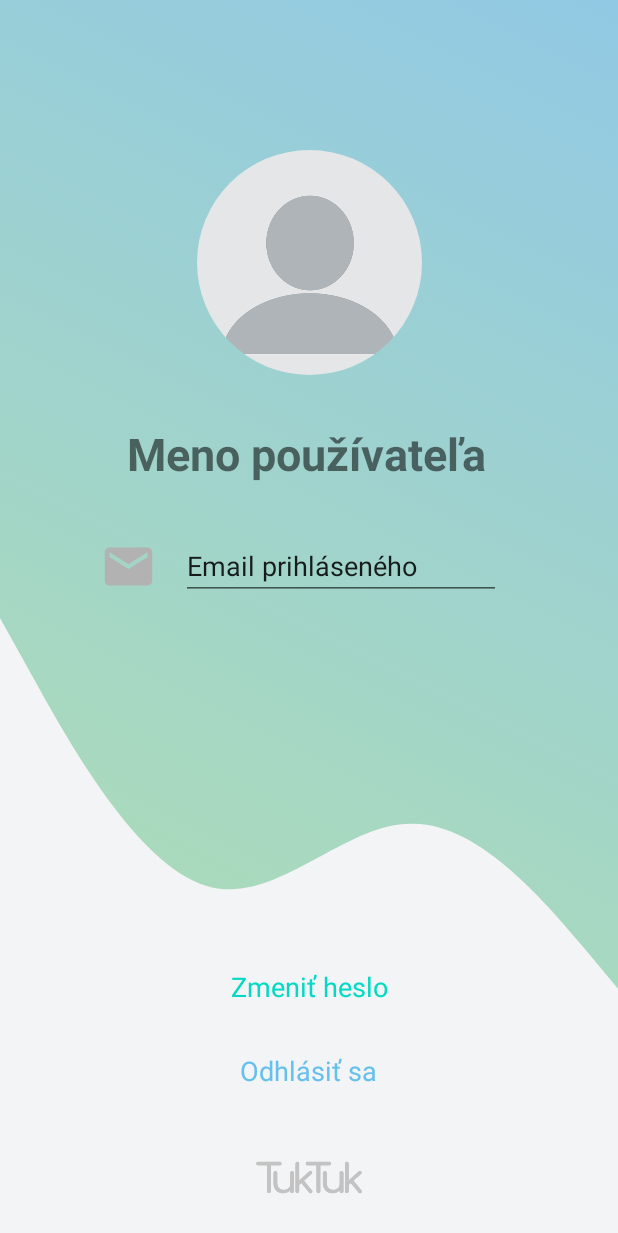
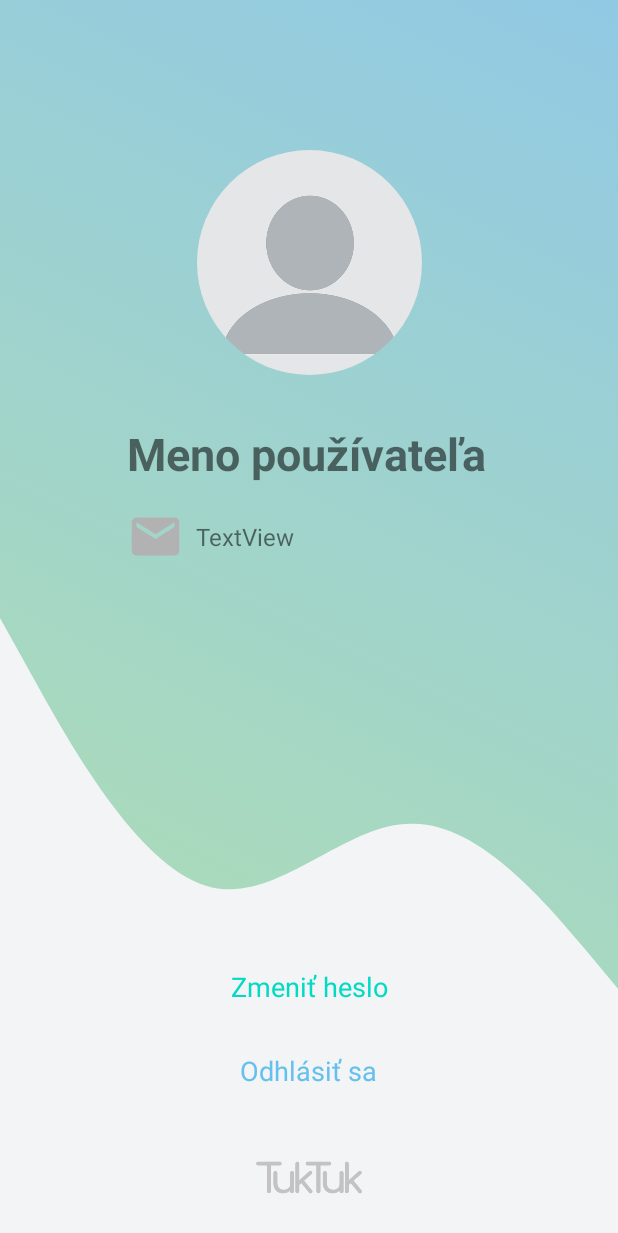
Before and after one commit to Mincoo13/mobv, an Android app: the ProfileFragment screen opened through its navigation route, on a phone screen of 412 x 824 dp. Shown: the top 1233 px of the screen. Run offline under Robolectric (Android 15) with nearby library versions, the phone set to English and light mode, and no system bars; our stand-ins replace CircleImageView, Room's generated code, data binding; network calls fail.

Commit message:
ProfileDialog

```diff
--- a/app/src/main/java/com/example/tuktuk/ProfileFragment.kt
+++ b/app/src/main/java/com/example/tuktuk/profile/ProfileFragment.kt
@@ -1,4 +1,4 @@
-package com.example.tuktuk
+package com.example.tuktuk.profile
 
 import android.os.Bundle
 import android.view.LayoutInflater
@@ -6,10 +6,12 @@ import android.view.View
 import android.view.ViewGroup
 import androidx.databinding.DataBindingUtil
 import androidx.fragment.app.Fragment
-import androidx.navigation.findNavController
+import androidx.fragment.app.FragmentActivity
+import com.example.tuktuk.R
 import com.example.tuktuk.databinding.FragmentProfileBinding
 
 class ProfileFragment : Fragment() {
+
     override fun onCreateView(
         inflater: LayoutInflater, container: ViewGroup?,
         savedInstanceState: Bundle?
@@ -18,6 +20,15 @@ class ProfileFragment : Fragment() {
         val binding = DataBindingUtil.inflate<FragmentProfileBinding>(inflater,
             R.layout.fragment_profile,container,false)
 
+        val fragmentManager = (activity as FragmentActivity).supportFragmentManager
+
+        binding.apply {
+            profileImage.setOnClickListener(View.OnClickListener {
+                ProfileDialogFragment().show(fragmentManager, "ProfileDialogFragment")
+
+            })
+        }
+
         return binding.root
     }
 }
--- a/app/src/main/res/layout/fragment_profile.xml
+++ b/app/src/main/res/layout/fragment_profile.xml
@@ -26,11 +26,9 @@
                 android:id="@+id/imageView3"
                 android:layout_width="38dp"
                 android:layout_height="38dp"
-                android:layout_marginEnd="16dp"
-                app:layout_constraintBottom_toBottomOf="@+id/editTextTextEmailAddress"
-                app:layout_constraintEnd_toStartOf="@+id/editTextTextEmailAddress"
+                android:layout_marginTop="16dp"
                 app:layout_constraintStart_toStartOf="@+id/textView2"
-                app:layout_constraintTop_toTopOf="@+id/editTextTextEmailAddress"
+                app:layout_constraintTop_toBottomOf="@+id/textView2"
                 app:srcCompat="@drawable/ic_mail" />
 
             <!--            <ImageView
@@ -82,19 +80,6 @@
                 app:layout_constraintStart_toStartOf="parent"
                 app:layout_constraintTop_toTopOf="parent" />
 
-            <EditText
-                android:id="@+id/editTextTextEmailAddress"
-                android:layout_width="wrap_content"
-                android:layout_height="wrap_content"
-                android:layout_marginTop="32dp"
-                android:layout_marginEnd="8dp"
-                android:ems="10"
-                android:inputType="textEmailAddress"
-                android:text="@string/loginEmail"
-                app:layout_constraintEnd_toEndOf="@+id/textView2"
-                app:layout_constraintStart_toEndOf="@+id/imageView3"
-                app:layout_constraintTop_toBottomOf="@+id/textView2" />
-
             <TextView
                 android:id="@+id/textView2"
                 android:layout_width="wrap_content"
@@ -117,6 +102,17 @@
                 app:layout_constraintStart_toStartOf="parent"
                 app:srcCompat="@drawable/tuktuk_title" />
 
+            <TextView
+                android:id="@+id/textView3"
+                android:layout_width="wrap_content"
+                android:layout_height="wrap_content"
+                android:layout_marginStart="8dp"
+                android:text="TextView"
+                android:textSize="16sp"
+                app:layout_constraintBottom_toBottomOf="@+id/imageView3"
+                app:layout_constraintStart_toEndOf="@+id/imageView3"
+                app:layout_constraintTop_toTopOf="@+id/imageView3" />
+
 
         </androidx.constraintlayout.widget.ConstraintLayout>
     </FrameLayout>
--- a/app/src/main/res/navigation/navigation.xml
+++ b/app/src/main/res/navigation/navigation.xml
@@ -40,6 +40,6 @@
     </fragment>
     <fragment
         android:id="@+id/profileFragment"
-        android:name="com.example.tuktuk.ProfileFragment"
+        android:name="com.example.tuktuk.profile.ProfileFragment"
         android:label="ProfileFragment" />
 </navigation>
--- a/app/src/main/res/values/strings.xml
+++ b/app/src/main/res/values/strings.xml
@@ -14,4 +14,8 @@
     <string name="loginEmail">"Email prihláseného"</string>
     <string name="newPassword">Nové heslo</string>
     <string name="nameLabel">Meno</string>
+    <string name="removePhoto">Odstrániť fotografiu</string>
+    <string name="addPhotoFromGallery">Pridať fotografiu z galérie</string>
+    <string name="getPhoto">Pridať fotografiu pomocou fotoaparáta</string>
+    <string name="close">Zavrieť</string>
 </resources>
```
Also changed, not shown: app/src/main/java/com/example/tuktuk/profile/ProfileDialogFragment.kt (added, +29 -0 lines), app/src/main/res/drawable/round_corner.xml (added, +12 -0 lines), app/src/main/res/layout/fragment_profile_dialog.xml (added, +45 -0 lines).
